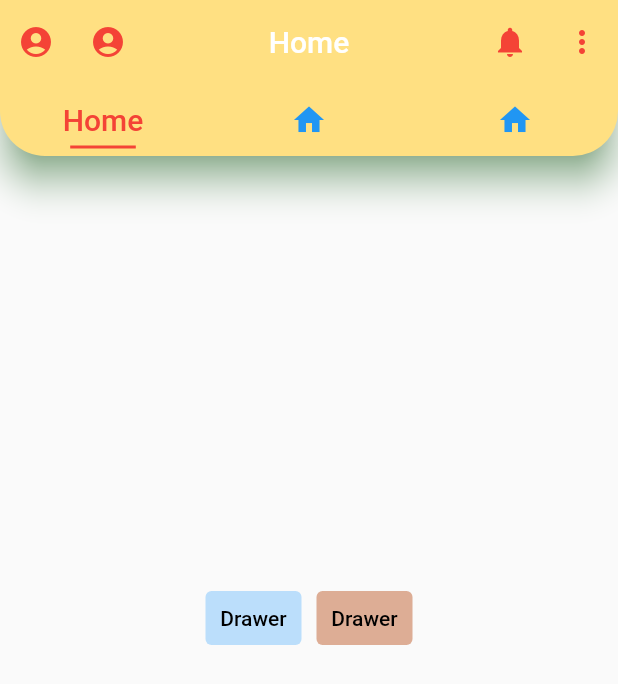
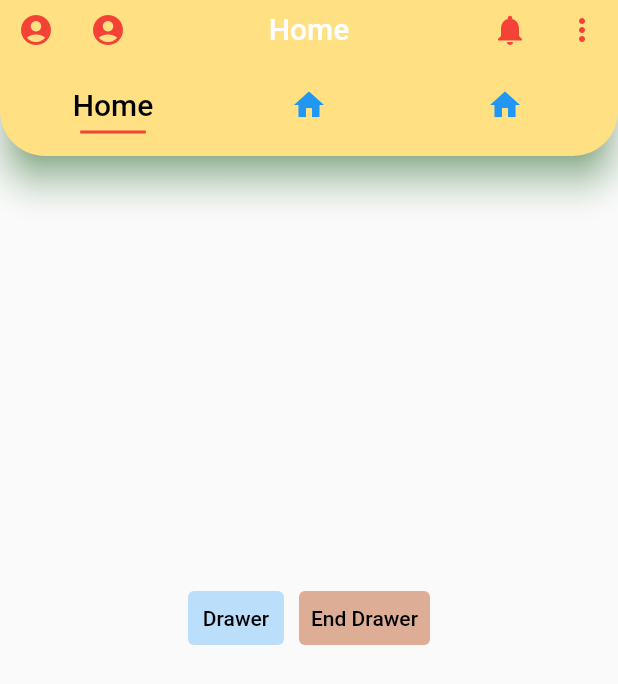
Before and after one commit to JhaNviSadhu/Appbar, a Flutter app: the screen it shows after launch, on a phone screen of 412 x 824 dp. Shown: the top 684 px of the screen. Run offline on Flutter 3.47's test engine with Material 2 defaults, Android fonts, the phone set to English and light mode, and no system bars.

Commit message:
Some changes
-Add comments
- add some line of code

```diff
--- a/lib/components/myappbar.dart
+++ b/lib/components/myappbar.dart
@@ -12,12 +12,12 @@ class MyAppbar extends AppBar {
           leading: Row(
             children: [
               IconButton(
-                  onPressed: () {},
+                  onPressed: () => print("Clicked on leading 1"),
                   icon: const Icon(
                     Icons.account_circle,
                   )),
               IconButton(
-                  onPressed: () {},
+                  onPressed: () => print("Clicked on leading 2"),
                   icon: const Icon(
                     Icons.account_circle,
                   )),
@@ -28,11 +28,11 @@ class MyAppbar extends AppBar {
           //action will put widget to the right side
           actions: [
             IconButton(
-              onPressed: () {},
+              onPressed: () => print("Clicked on action 1"),
               icon: const Icon(Icons.notifications),
             ),
             IconButton(
-              onPressed: () {},
+              onPressed: () => print("Clicked on action 2"),
               icon: const Icon(Icons.more_vert_rounded),
             ),
           ],
@@ -54,24 +54,27 @@ class MyAppbar extends AppBar {
           leadingWidth: 100,
           //shadow color of appbar
           shadowColor: Colors.green,
+          //by shape we can give roundedcorner to appbar
           shape: const RoundedRectangleBorder(
             borderRadius: BorderRadius.only(
               bottomLeft: Radius.circular(30),
               bottomRight: Radius.circular(30),
             ),
           ),
+          //the spacing arround the title
           titleSpacing: 0,
+          //opacity of appbar
           toolbarOpacity: 1,
+          //height of appbar
           // toolbarHeight: 100,
-          excludeHeaderSemantics: false,
+          //for center title
           centerTitle: true,
-          bottom: MyTabbar(
-            tabs: const [
-              Text(
-                "Home",
-              ),
-              Icon(Icons.home),
-              Icon(Icons.home),
+          //tabbar after a appbar
+          bottom: const MyTabbar(
+            tabs: [
+              Text("Home"), //first tab
+              Icon(Icons.home), //second tab
+              Icon(Icons.home), //third tab
             ],
           ),
         );
--- a/lib/components/mydrawer.dart
+++ b/lib/components/mydrawer.dart
@@ -1,5 +1,6 @@
 import 'package:flutter/material.dart';
 
+//drawer left to right
 class MyDrawer extends StatelessWidget {
   const MyDrawer({Key? key}) : super(key: key);
 
@@ -13,6 +14,7 @@ class MyDrawer extends StatelessWidget {
   }
 }
 
+//drawer rigth to left
 class MyEndDrawer extends StatelessWidget {
   const MyEndDrawer({Key? key}) : super(key: key);
 
--- a/lib/components/mytabbar.dart
+++ b/lib/components/mytabbar.dart
@@ -6,15 +6,25 @@ class MyTabbar extends TabBar {
     required List<Widget> tabs,
   }) : super(
           key: key,
+          // tabs contains multipalwidget
           tabs: tabs,
+          //the color of indivator
           indicatorColor: Colors.red,
+          //indicator size  by default is TabBarIndicatorSize.tab
           indicatorSize: TabBarIndicatorSize.label,
-          labelColor: Colors.red,
+          //label color
+          labelColor: Colors.black,
+          //physics on scroll tabs
           physics: const BouncingScrollPhysics(),
+          //unselected label color
           unselectedLabelColor: Colors.blue,
+          //style of label
           labelStyle: const TextStyle(fontSize: 20),
-          padding: const EdgeInsets.all(0),
+          //padding for all aliments of appbar
+          padding: const EdgeInsets.all(10),
+          // label padding
           labelPadding: const EdgeInsets.all(10),
+          //indicator padding
           indicatorPadding: const EdgeInsets.all(5),
         );
 }
--- a/lib/main.dart
+++ b/lib/main.dart
@@ -12,13 +12,13 @@ class MyApp extends StatelessWidget {
   Widget build(BuildContext context) {
     return MaterialApp(
       title: 'Flutter Demo',
+      //for remove debugshow banner
       debugShowCheckedModeBanner: false,
-
       theme: ThemeData(
         primarySwatch: Colors.blue,
       ),
       //entry point of application
-      home:Home(),
+      home: Home(),
     );
   }
 }
--- a/lib/screens/first.dart
+++ b/lib/screens/first.dart
@@ -13,7 +13,11 @@ class FirstTab extends StatelessWidget {
         children: [
           TextButton(
             style: ButtonStyle(
-                backgroundColor: MaterialStateProperty.all(Colors.blue[100])),
+              backgroundColor: MaterialStateProperty.all(
+                Colors.blue[100],
+              ),
+            ),
+            //open drawer on click of button
             onPressed: () => Scaffold.of(context).openDrawer(),
             child: const Text(
               "Drawer",
@@ -25,11 +29,14 @@ class FirstTab extends StatelessWidget {
           ),
           TextButton(
             style: ButtonStyle(
-                backgroundColor: MaterialStateProperty.all(
-                    Color.fromRGBO(192, 96, 48, 0.5))),
+              backgroundColor: MaterialStateProperty.all(
+                const Color.fromRGBO(192, 96, 48, 0.5),
+              ),
+            ),
+            //open End drawer on click of button
             onPressed: () => Scaffold.of(context).openEndDrawer(),
             child: const Text(
-              "Drawer",
+              "End Drawer",
               style: TextStyle(color: Colors.black),
             ),
           ),
--- a/lib/screens/home.dart
+++ b/lib/screens/home.dart
@@ -24,10 +24,7 @@ class _HomeState extends State<Home> with TickerProviderStateMixin {
         extendBodyBehindAppBar: true,
         //reusable appbar Widget
         appBar: MyAppbar(
-          title: const Text(
-            "Home",
-          ),
-          // tabController: tabcontroller,
+          title: const Text("Home"),
         ),
         //darawer
         drawer: const MyDrawer(),
@@ -36,9 +33,9 @@ class _HomeState extends State<Home> with TickerProviderStateMixin {
         //tabview
         body: const TabBarView(
           children: [
-            FirstTab(),//tabview widget 1
-            SecondTab(),//tabview widget 2
-            ThirdTab(),//tabview widget 3
+            FirstTab(), //tabview widget 1
+            SecondTab(), //tabview widget 2
+            ThirdTab(), //tabview widget 3
           ],
         ),
       ),
```
